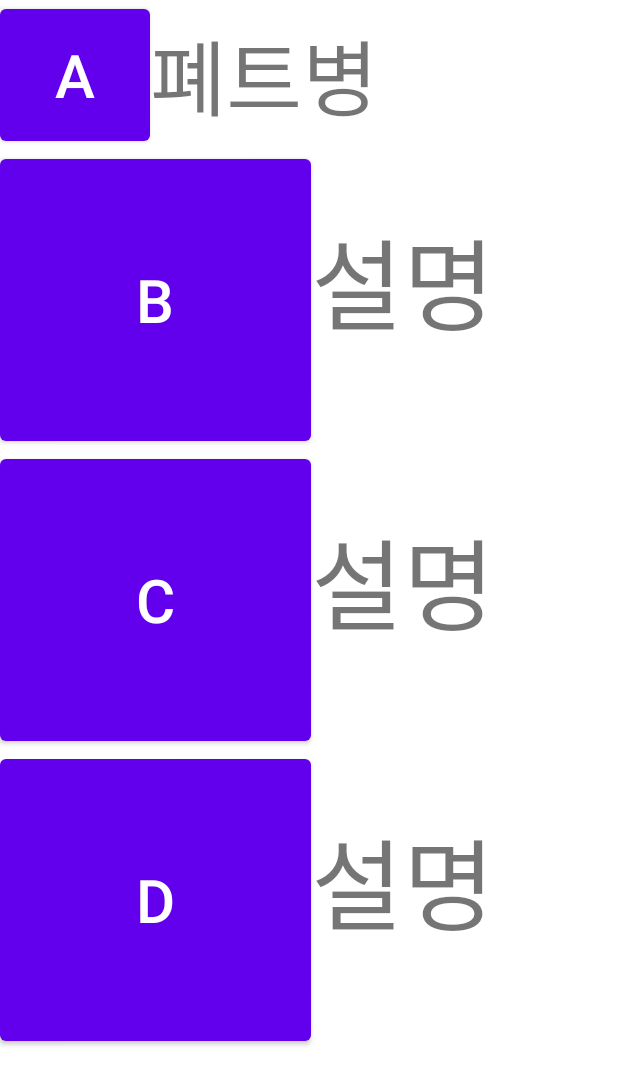
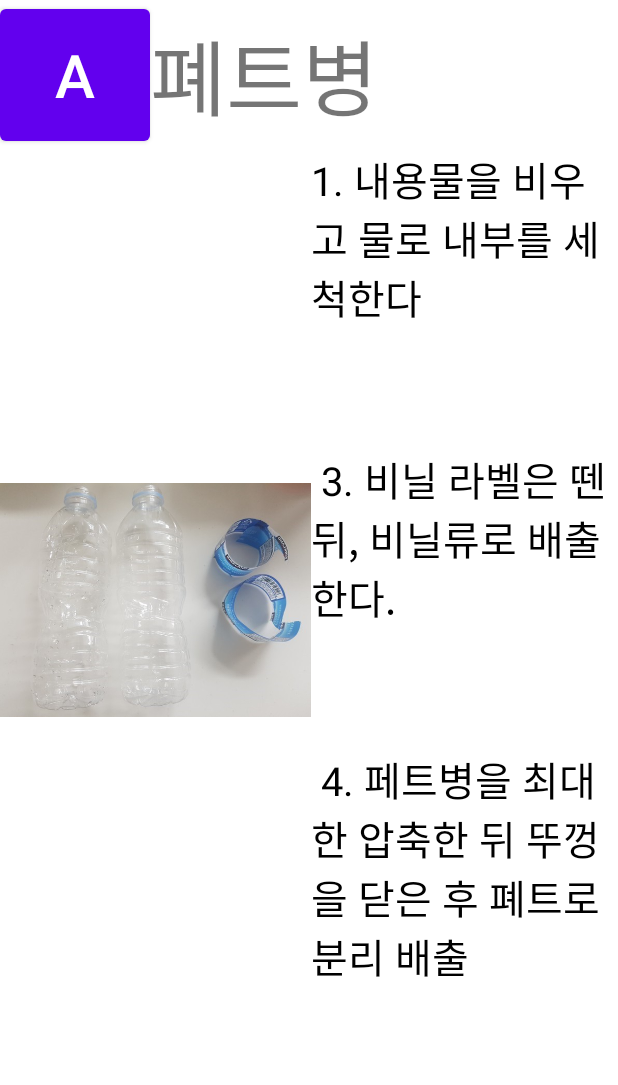
Before and after one commit to Chanmi0205/tips, an Android app: the layout activity_bottle.xml on its own in the app's theme, with its tools: preview values and no code run, on a phone screen of 412 x 824 dp. Shown: the top 1085 px of the screen. Run offline under Robolectric (Android 15) with nearby library versions, the phone set to English and light mode, and no system bars.

```diff
--- a/app/src/main/java/com/example/tips_/worm.java
+++ b/app/src/main/java/com/example/tips_/worm.java
@@ -10,11 +10,31 @@ import android.widget.Button;
 public class worm extends AppCompatActivity {
 
     private Button worm_go;
+    private Button cockroach;
+    private Button drosophila;
 
     @Override
     protected void onCreate(Bundle savedInstanceState) {
         super.onCreate(savedInstanceState);
         setContentView(R.layout.activity_worm);
+
+        drosophila = findViewById(R.id.drosophila);
+        drosophila.setOnClickListener(new View.OnClickListener() {
+            @Override
+            public void onClick(View v) {
+                Intent intent = new Intent(worm.this , drosophila.class);
+                startActivity(intent);
+            }
+        });
+
+        cockroach = findViewById(R.id.cockroach);
+        cockroach.setOnClickListener(new View.OnClickListener() {
+            @Override
+            public void onClick(View v) {
+                Intent intent = new Intent(worm.this , cockroach.class);
+                startActivity(intent);
+            }
+        });
 
         worm_go = findViewById(R.id.worm_go);
         worm_go.setOnClickListener(new View.OnClickListener() {
--- a/app/src/main/res/layout/activity_bottle.xml
+++ b/app/src/main/res/layout/activity_bottle.xml
@@ -34,7 +34,7 @@
         android:layout_height="wrap_content"
         android:orientation="horizontal" >
 
-        <Button
+        <ImageView
             android:id="@+id/image1"
             android:layout_width="207dp"
             android:layout_height="200dp"
@@ -43,10 +43,11 @@
 
 
         <TextView
-            android:layout_width="wrap_content"
-            android:layout_height="wrap_content"
-            android:text="설명"
-            android:textSize="30pt"/>
+            android:layout_width="match_parent"
+            android:layout_height="match_parent"
+            android:text="1. 내용물을 비우고 물로 내부를 세척한다"
+            android:textColor="@color/black"
+            android:textSize="12pt" />
 
     </LinearLayout>
 
@@ -55,19 +56,22 @@
         android:layout_height="wrap_content"
         android:orientation="horizontal" >
 
-        <Button
+        <ImageView
             android:id="@+id/image3"
             android:layout_width="207dp"
             android:layout_height="200dp"
             android:text="c"
+            android:src="@drawable/img"
             android:textSize="40dp"/>
 
 
         <TextView
-            android:layout_width="wrap_content"
-            android:layout_height="wrap_content"
-            android:text="설명"
-            android:textSize="30pt"/>
+            android:layout_width="match_parent"
+            android:layout_height="match_parent"
+            android:text="
+3. 비닐 라벨은 뗀 뒤, 비닐류로 배출한다."
+            android:textColor="@color/black"
+            android:textSize="12pt" />
 
     </LinearLayout>
 
@@ -76,7 +80,7 @@
         android:layout_height="wrap_content"
         android:orientation="horizontal" >
 
-        <Button
+        <ImageView
             android:id="@+id/image5"
             android:layout_width="207dp"
             android:layout_height="200dp"
@@ -85,10 +89,13 @@
 
 
         <TextView
-            android:layout_width="wrap_content"
-            android:layout_height="wrap_content"
-            android:text="설명"
-            android:textSize="30pt"/>
+            android:layout_width="match_parent"
+            android:layout_height="match_parent"
+            android:text="
+4. 페트병을 최대한 압축한 뒤 뚜껑을 닫은 후 폐트로 분리 배출"
+            android:textColor="@color/black"
+            android:textSize="12pt" />
+
 
     </LinearLayout>
 
```
Also changed, not shown: app/src/main/res/drawable/img.png (added).
